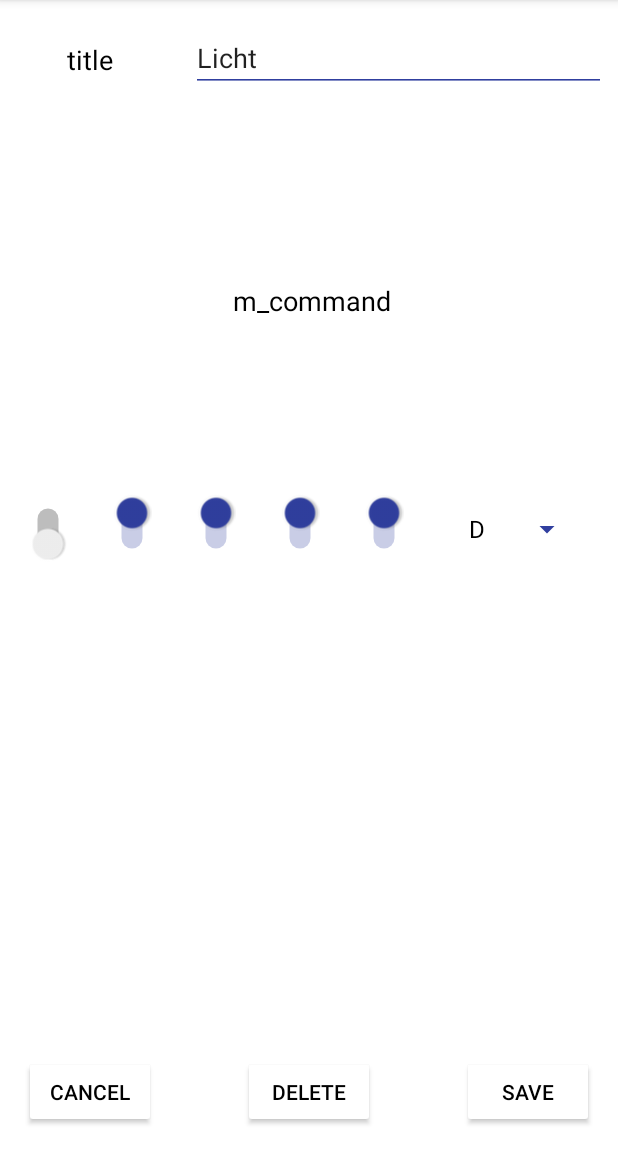
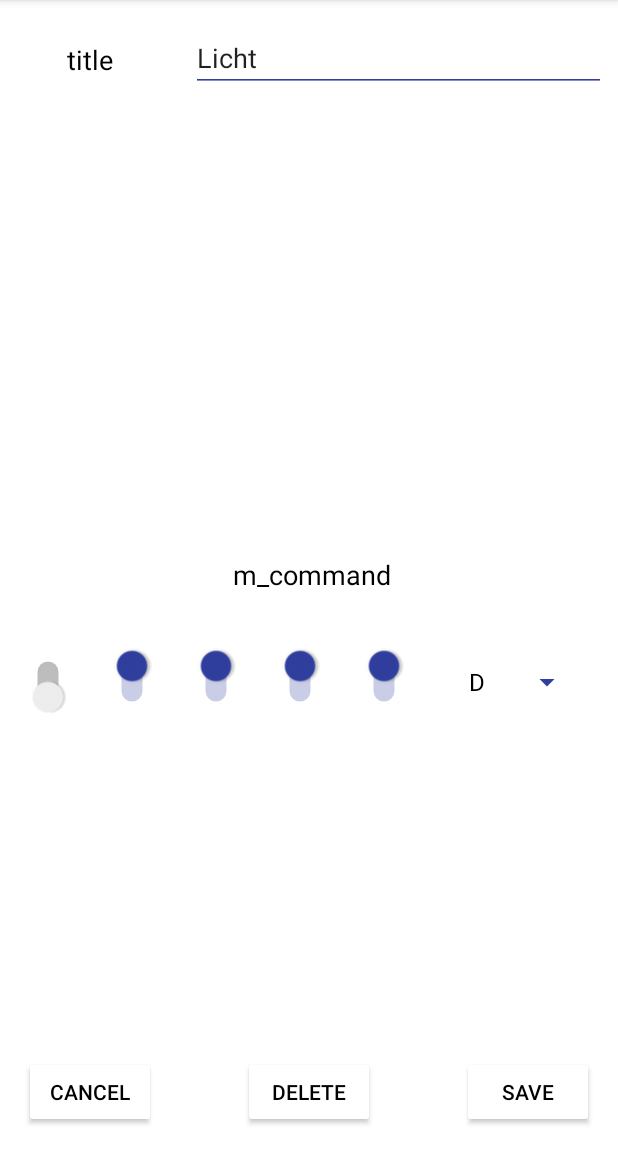
Before and after one commit to GlaserDaniel/Himbeerheim, an Android app: the screen it shows after launch (MainActivity), after a tap on an icon or button, on a phone screen of 412 x 824 dp, the part 84-1236 px from its top. Run offline under Robolectric (Android 15) with nearby library versions, the phone set to English and light mode, and no system bars.

Commit message:
EditCommand schöner gemacht

```diff
--- a/app/src/main/res/layout/fragment_edit_command.xml
+++ b/app/src/main/res/layout/fragment_edit_command.xml
@@ -49,7 +49,8 @@
         app:layout_constraintHorizontal_bias="0.507"
         app:layout_constraintLeft_toLeftOf="parent"
         app:layout_constraintRight_toRightOf="parent"
-        app:layout_constraintTop_toBottomOf="@+id/title_EditText" />
+        app:layout_constraintTop_toBottomOf="@+id/title_EditText"
+        app:layout_constraintVertical_bias="0.89" />
 
     <Button
         android:id="@+id/save_Button"
@@ -105,11 +106,12 @@
         android:layout_height="wrap_content"
         android:layout_marginBottom="8dp"
         android:layout_marginLeft="8dp"
-        android:layout_marginTop="8dp"
         android:rotation="-90"
         app:layout_constraintBottom_toTopOf="@+id/cancel_Button"
         app:layout_constraintLeft_toLeftOf="parent"
-        app:layout_constraintTop_toTopOf="parent" />
+        android:layout_marginTop="8dp"
+        app:layout_constraintTop_toBottomOf="@+id/title_EditText"
+        app:layout_constraintVertical_bias="0.62" />
 
     <Switch
         android:id="@+id/switch2"
```
